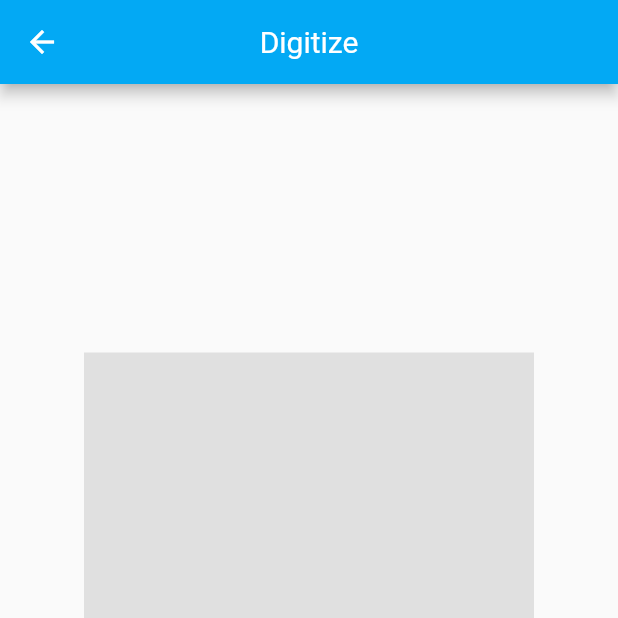
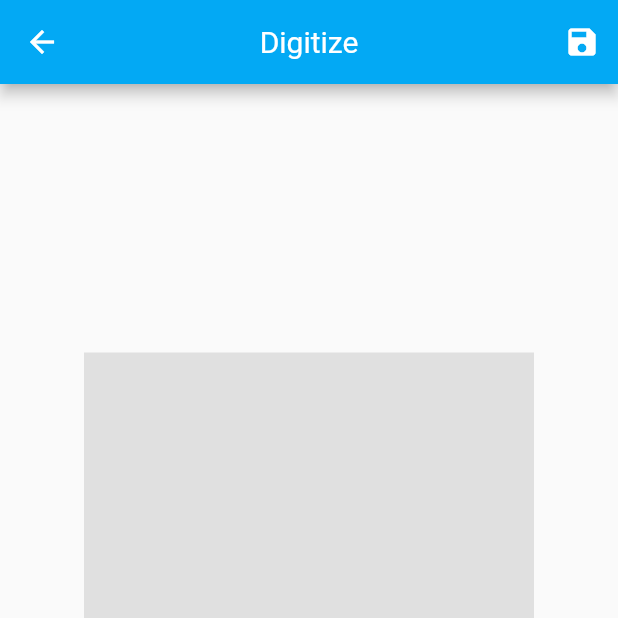
Before and after one commit to QristineVanesyan1/Digitize, a Flutter app: the HomeScreen screen opened directly, on a phone screen of 412 x 824 dp, the top half of it. Run offline on Flutter 3.47's test engine with Material 2 defaults, Android fonts, the light colour scheme and no system bars; our stand-ins replace equatable, firebase_auth, firebase_core, flutter_bloc, image_picker, permission_handler and 2 more; missing offline and left inert: record; accounts and stored records are empty; network calls fail; Roboto replaces fonts that are missing (RubikGlitch); project files that could hold a hidden picture were left out.

Commit message:
ADD File Save flow

```diff
--- a/lib/main.dart
+++ b/lib/main.dart
@@ -46,8 +46,8 @@ class _MyAppState extends State<MyApp> {
                   }
                 }
               }
-              return RecordingScreen();
-              // return const LoginScreen();
+              // return RecordingScreen();
+              return const LoginScreen();
             }));
   }
 }
--- a/lib/screens/home_screen.dart
+++ b/lib/screens/home_screen.dart
@@ -1,5 +1,6 @@
 import 'dart:io';
 
+import 'package:diplomayin/constants/constants.dart';
 import 'package:diplomayin/repository/db_repository.dart';
 import 'package:diplomayin/repository/ocr_repository.dart';
 import 'package:diplomayin/screens/details_screen.dart';
@@ -32,7 +33,17 @@ class _HomeScreenState extends State<HomeScreen> {
   @override
   Widget build(BuildContext context) {
     return Scaffold(
-        appBar: Utils.appBar(),
+        //TODO: REF
+        appBar: AppBar(
+          centerTitle: true,
+          title: const Text(Constants.appTitle),
+          leading: IconButton(
+            icon: const Icon(Icons.arrow_back, color: Colors.white),
+            onPressed: () => Navigator.of(context)
+                .pop(true), //TODO check if something was changes
+          ),
+          actions: [_SaveButton(onTap: _onSavePressed)],
+        ),
         body: Center(
           child: SingleChildScrollView(
             child: Container(
@@ -90,6 +101,8 @@ class _HomeScreenState extends State<HomeScreen> {
     } catch (e) {
       textScanning = false;
       imageFile = null;
+      Utils.showAppDialog(
+          context, const AppErrorWidget(message: 'Please check permission'));
       setState(() {});
     }
   }
@@ -135,20 +148,23 @@ class _HomeScreenState extends State<HomeScreen> {
         ));
   }
 
+  Future<void> _onSavePressed() async {
+    if (ocrViewModel != null) {
+      _show(ocrViewModel!);
+    } else {
+      Utils.showAppDialog(
+          context, const AppErrorWidget(message: 'Select Image'));
+    }
+  }
+
   Future<void> _onSave() async {
-    print(ocrViewModel!.model.toJson());
-
-    // if (ocrViewModel != null) {
-
-    //   var a = await dbRepository.getData();
-    //   print(a);
-    // }
+    print("TODDO");
   }
 
   Future<void> _onSaveTxt() async {
     if (ocrViewModel != null) {
       final ocr = ocrViewModel!.model;
-       var data = await imageFile!.readAsBytes();
+      var data = await imageFile!.readAsBytes();
       try {
         final directory = await getApplicationDocumentsDirectory();
         final jsonPath = '${directory.path}/json_${ocr.id}.txt';
@@ -166,7 +182,7 @@ class _HomeScreenState extends State<HomeScreen> {
         if (content != '') {
           await filePathFile.writeAsString(content);
           await imagePathFile.writeAsBytes(data);
-            await jsonPathFile.writeAsString(ocr.toJson().toString());
+          await jsonPathFile.writeAsString(ocr.toJson().toString());
 
           await DbRepository.getDb();
           await DbRepository().insertData(
@@ -202,3 +218,15 @@ class _HomeScreenState extends State<HomeScreen> {
     }
   }
 }
+
+class _SaveButton extends StatelessWidget {
+  const _SaveButton({this.onTap});
+  final VoidCallback? onTap;
+
+  @override
+  Widget build(BuildContext context) {
+    return IconButton(
+        icon: const Icon(Icons.save, color: Colors.white),
+        onPressed: () => onTap?.call());
+  }
+}
--- a/lib/utils/utils.dart
+++ b/lib/utils/utils.dart
@@ -28,8 +28,9 @@ abstract class Utils {
         MaterialPageRoute(builder: (context) => screen),
       );
 
-  static void navigatorPush(BuildContext context, Widget screen) =>
-      Navigator.of(context).push(
+  static Future<dynamic> navigatorPush(
+          BuildContext context, Widget screen) async =>
+      await Navigator.of(context).push(
         MaterialPageRoute(builder: (context) => screen),
       );
 
@@ -65,6 +66,7 @@ abstract class Utils {
       RefreshIndicator(key: key, onRefresh: onRefresh, child: child);
 
   static Widget gridWidget(List<Widget> children) => GridView.count(
+      physics: const AlwaysScrollableScrollPhysics(),
       primary: false,
       padding: const EdgeInsets.all(20),
       crossAxisSpacing: 10,
```
Also changed, not shown: lib/models/scan_item_view_model.dart (renamed from lib/models/a.dart, +4 -3 lines), lib/screens/main_screen.dart (+66 -28 lines), lib/widget/scan_item_widget.dart (+21 -14 lines), 1 other file.
